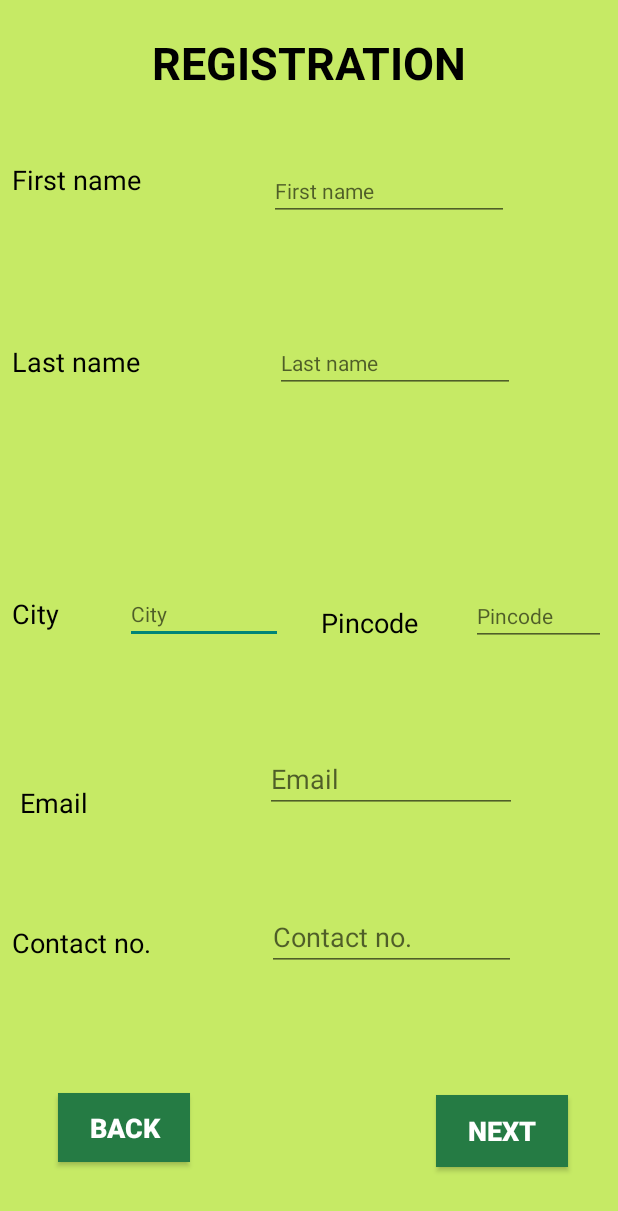
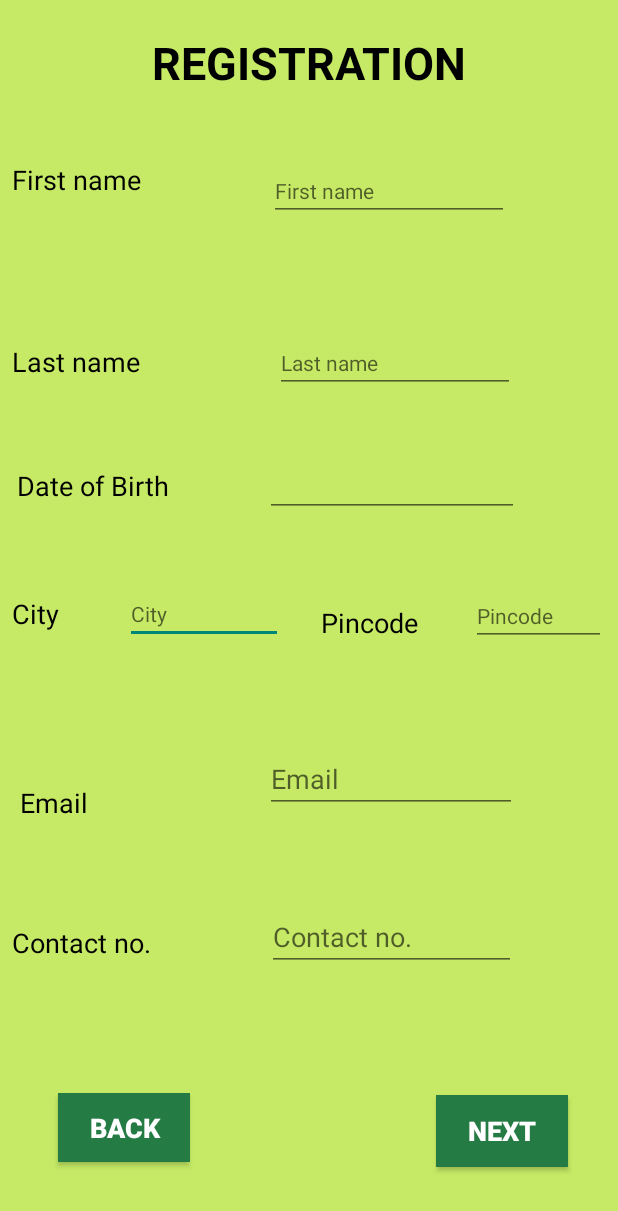
Before and after one commit to deshna-jain/DIR_App, an Android app: the screen it shows after launch (RegisterActivity), after a tap on an icon or button, on a phone screen of 412 x 824 dp. Shown: the top 1211 px of the screen. Run offline under Robolectric (Android 15) with nearby library versions, the phone set to English and light mode, and no system bars.

Commit message:
second commit

```diff
--- a/AndroidStudioProjects/DrsystemApp/app/src/main/java/com/example/deshnajain/drsystemapp/MainActivity.java
+++ b/AndroidStudioProjects/DrsystemApp/app/src/main/java/com/example/deshnajain/drsystemapp/MainActivity.java
@@ -18,7 +18,7 @@ public class MainActivity extends AppCompatActivity implements View.OnClickListe
     private EditText mUserNameEt;
     private EditText mpasswordEt;
     private Button mLoginBtn;
-
+    private TextView fpass;
     @Override
     protected void onCreate(@Nullable Bundle savedInstanceState) {
         super.onCreate(savedInstanceState);
@@ -28,6 +28,13 @@ public class MainActivity extends AppCompatActivity implements View.OnClickListe
         mUserNameEt= (EditText) findViewById(R.id.userNameEt);
         mpasswordEt= (EditText) findViewById(R.id.passwordEt);
         mLoginBtn= (Button) findViewById(LoginBtn);
+        fpass=(TextView) findViewById(R.id.forgetPass);
+        fpass.setOnClickListener(new View.OnClickListener() {
+            @Override
+            public void onClick(View v) {
+                startFogotPasswordScreen();
+            }
+        });
         mNotLoginTv.setOnClickListener(new View.OnClickListener() {
             @Override
             public void onClick(View v) {
@@ -39,6 +46,13 @@ public class MainActivity extends AppCompatActivity implements View.OnClickListe
         mLoginBtn.setOnClickListener(this);
 
     }
+
+    private void startFogotPasswordScreen() {
+        Intent intent= new Intent(this, ForgotPass.class);
+        startActivity(intent);
+    }
+
+
     private void startRegisterSccreen(){
         Intent intent = new Intent(this,RegisterActivity.class);
         intent.putExtra(UtilsClass.NAME_LOGIN,"SGSITS coming..");
--- a/AndroidStudioProjects/DrsystemApp/app/src/main/java/com/example/deshnajain/drsystemapp/RegisterActivity.java
+++ b/AndroidStudioProjects/DrsystemApp/app/src/main/java/com/example/deshnajain/drsystemapp/RegisterActivity.java
@@ -1,13 +1,18 @@
 package com.example.deshnajain.drsystemapp;
 
+import android.app.DatePickerDialog;
+import android.app.Dialog;
 import android.content.Intent;
 import android.support.v7.app.AppCompatActivity;
 import android.os.Bundle;
 import android.util.Log;
 import android.view.View;
 import android.widget.Button;
+import android.widget.DatePicker;
 import android.widget.EditText;
 import android.widget.Toast;
+
+import java.util.Calendar;
 
 public class RegisterActivity extends AppCompatActivity implements View.OnClickListener {
     private EditText mfirstName;
@@ -17,6 +22,10 @@ public class RegisterActivity extends AppCompatActivity implements View.OnClickL
     private EditText memail;
     private EditText mcontact;
     private Button mnxtbtn;
+    private Calendar calendar=Calendar.getInstance();
+    private int year, month, day;
+    private EditText getDateEt;
+
 
 
     @Override
@@ -38,6 +47,7 @@ public class RegisterActivity extends AppCompatActivity implements View.OnClickL
                     }
         });
         mnxtbtn.setOnClickListener(this);
+        getDateEt=findViewById(R.id.dob);
 
 
         try{
@@ -48,8 +58,48 @@ public class RegisterActivity extends AppCompatActivity implements View.OnClickL
             e.printStackTrace();
             Toast.makeText(RegisterActivity.this,"Error occur!",Toast.LENGTH_LONG).show();
         }
+        calendar = Calendar.getInstance();
+        year = calendar.get(Calendar.YEAR);
+
+        month = calendar.get(Calendar.MONTH);
+        day = calendar.get(Calendar.DAY_OF_MONTH);
+    }
+    @SuppressWarnings("deprecation")
+    public void setDate(View view) {
+        showDialog(999);
+        Toast.makeText(getApplicationContext(), "ca",
+                Toast.LENGTH_SHORT)
+                .show();
     }
 
+
+    @Override
+    protected Dialog onCreateDialog(int id) {
+        // TODO Auto-generated method stub
+        if (id == 999) {
+            return new DatePickerDialog(this,
+                    myDateListener, year, month, day);
+        }
+        return null;
+    }
+
+    private DatePickerDialog.OnDateSetListener myDateListener = new
+            DatePickerDialog.OnDateSetListener() {
+                @Override
+                public void onDateSet(DatePicker arg0,
+                                      int arg1, int arg2, int arg3) {
+                    // TODO Auto-generated method stub
+                    // arg1 = year
+                    // arg2 = month
+                    // arg3 = day
+                    showDate(arg1, arg2+1, arg3);
+                }
+            };
+
+    private void showDate(int year, int month, int day) {
+        getDateEt.setText(new StringBuilder().append(day).append("/")
+                .append(month).append("/").append(year));
+    }
     private void backToMainScreen() {
         Intent intent = new Intent(this,MainActivity.class);
         startActivity(intent);
@@ -89,5 +139,5 @@ public class RegisterActivity extends AppCompatActivity implements View.OnClickL
             Toast.makeText(this,"Registration Success.",Toast.LENGTH_LONG).show();
         }
 
+        }
     }
-    }
--- a/AndroidStudioProjects/DrsystemApp/app/src/main/res/layout/activity_register.xml
+++ b/AndroidStudioProjects/DrsystemApp/app/src/main/res/layout/activity_register.xml
@@ -317,4 +317,45 @@
         app:layout_constraintTop_toTopOf="parent"
         app:layout_constraintVertical_bias="0.946" />
 
+    <EditText
+        android:focusable="false"
+        android:id="@+id/dob"
+        android:onClick="setDate"
+        android:layout_width="169dp"
+        android:layout_height="wrap_content"
+        android:layout_marginStart="8dp"
+        android:layout_marginLeft="8dp"
+        android:layout_marginTop="8dp"
+        android:layout_marginEnd="8dp"
+        android:layout_marginRight="8dp"
+        android:layout_marginBottom="8dp"
+        android:ems="10"
+        android:inputType="date"
+        app:layout_constraintBottom_toBottomOf="parent"
+        app:layout_constraintEnd_toEndOf="parent"
+        app:layout_constraintHorizontal_bias="0.743"
+        app:layout_constraintStart_toStartOf="parent"
+        app:layout_constraintTop_toTopOf="parent"
+        app:layout_constraintVertical_bias="0.382" />
+
+    <TextView
+        android:id="@+id/textView24"
+        android:layout_width="wrap_content"
+        android:layout_height="wrap_content"
+        android:layout_marginStart="8dp"
+        android:layout_marginLeft="8dp"
+        android:layout_marginTop="8dp"
+        android:layout_marginEnd="8dp"
+        android:layout_marginRight="8dp"
+        android:layout_marginBottom="8dp"
+        android:text="@string/dob"
+        android:textColor="@android:color/black"
+        android:textSize="18sp"
+        app:layout_constraintBottom_toBottomOf="parent"
+        app:layout_constraintEnd_toStartOf="@+id/dob"
+        app:layout_constraintHorizontal_bias="0.06"
+        app:layout_constraintStart_toStartOf="parent"
+        app:layout_constraintTop_toTopOf="parent"
+        app:layout_constraintVertical_bias="0.387" />
+
 </android.support.constraint.ConstraintLayout>
--- a/AndroidStudioProjects/DrsystemApp/app/src/main/res/values/strings.xml
+++ b/AndroidStudioProjects/DrsystemApp/app/src/main/res/values/strings.xml
@@ -24,6 +24,7 @@
     <string name="mno">Contact no.</string>
     <string name="nxt">NEXT</string>
     <string name="bck">BACK</string>
+    <string name="dob">Date of Birth</string>
     <string name="post">Current Working Post</string>
     <string name="college">College Name</string>
     <string name="school">SchoolName</string>
@@ -42,6 +43,8 @@
     <string name="nav_header_subtitle">android.studio@android.com</string>
     <string name="nav_header_desc">Navigation header</string>
     <string name="action_settings">Settings</string>
+    <string name="fpasssword">Forgot password!!</string>
+    <string name="submit">SUBMIT</string>
 
 
 </resources>
```
Also changed, not shown: AndroidStudioProjects/DrsystemApp/app/src/main/AndroidManifest.xml (+13 -3 lines), AndroidStudioProjects/DrsystemApp/app/src/main/res/layout/screen_1.xml (+15 -6 lines).
